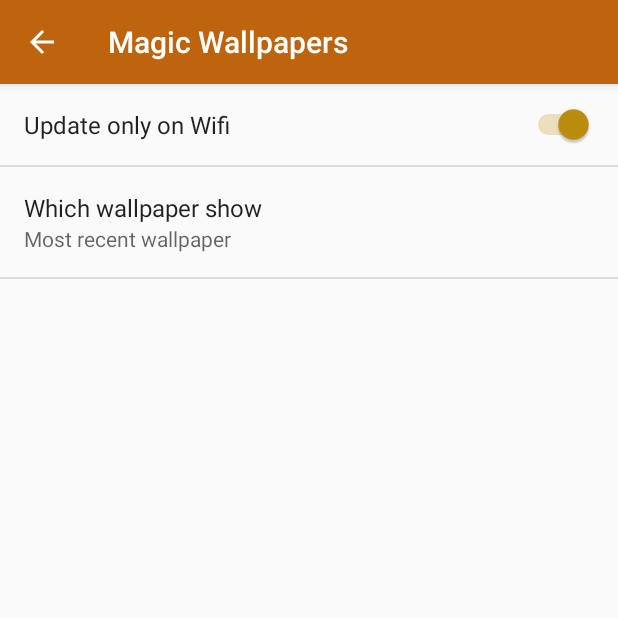
After one commit to xisberto/magicmuzei, an Android app: the SettingsActivity screen opened directly, with no data from a screen before it, on a phone screen of 412 x 824 dp, the top half of it. The commit adds this screen. Run offline under Robolectric (Android 15) with nearby library versions, the phone set to English and light mode, and no system bars; libraries missing offline, so code that uses them is left out: com.octo.android.

Commit message:
Using an Activity to save app's settings

```diff
--- /dev/null
+++ b/app/src/main/java/net/xisberto/magicwallpapers/ui/SettingsActivity.java
@@ -0,0 +1,146 @@
+package net.xisberto.magicwallpapers.ui;
+
+import android.content.res.Configuration;
+import android.os.Bundle;
+import android.preference.PreferenceActivity;
+import android.preference.PreferenceFragment;
+import android.support.annotation.NonNull;
+import android.support.annotation.Nullable;
+import android.support.v7.app.ActionBar;
+import android.support.v7.app.AppCompatActivity;
+import android.support.v7.app.AppCompatDelegate;
+import android.support.v7.widget.GridLayoutManager;
+import android.support.v7.widget.RecyclerView;
+import android.support.v7.widget.Toolbar;
+import android.util.Log;
+import android.view.Menu;
+import android.view.MenuInflater;
+import android.view.MenuItem;
+import android.view.View;
+import android.view.ViewGroup;
+
+import com.octo.android.robospice.JacksonGoogleHttpClientSpiceService;
+import com.octo.android.robospice.SpiceManager;
+import com.octo.android.robospice.persistence.exception.SpiceException;
+import com.octo.android.robospice.request.listener.RequestListener;
+
+import net.xisberto.magicwallpapers.R;
+import net.xisberto.magicwallpapers.model.ArtworkList;
+import net.xisberto.magicwallpapers.network.WallpaperListRequest;
+import net.xisberto.magicwallpapers.ui.WallpaperListAdapter;
+
+public class SettingsActivity extends PreferenceActivity {
+
+    private SettingsFragment settingsFragment;
+    private AppCompatDelegate mDelegate;
+
+    public AppCompatDelegate getDelegate() {
+        if (mDelegate == null) {
+            mDelegate = AppCompatDelegate.create(this, null);
+        }
+        return mDelegate;
+    }
+
+    @Override
+    protected void onCreate(Bundle savedInstanceState) {
+        getDelegate().installViewFactory();
+        getDelegate().onCreate(savedInstanceState);
+        super.onCreate(savedInstanceState);
+
+        if (savedInstanceState != null) {
+            settingsFragment = (SettingsFragment)
+                    getFragmentManager().findFragmentById(android.R.id.content);
+        } else {
+            settingsFragment = new SettingsFragment();
+            getFragmentManager().beginTransaction()
+                    .add(android.R.id.content, settingsFragment)
+                    .commit();
+        }
+
+        getDelegate().getSupportActionBar().setDisplayHomeAsUpEnabled(true);
+    }
+
+    @Override
+    public boolean onOptionsItemSelected(MenuItem item) {
+        if (item.getItemId() == android.R.id.home) {
+            finish();
+            return true;
+        }
+        return super.onOptionsItemSelected(item);
+    }
+    @Override
+    protected void onPostCreate(Bundle savedInstanceState) {
+        super.onPostCreate(savedInstanceState);
+        getDelegate().onPostCreate(savedInstanceState);
+    }
+
+    @Override
+    public void setContentView(int layoutResID) {
+        getDelegate().setContentView(layoutResID);
+    }
+
+    @Override
+    public void setContentView(View view) {
+        getDelegate().setContentView(view);
+    }
+
+    @Override
+    public void setContentView(View view, ViewGroup.LayoutParams params) {
+        getDelegate().setContentView(view, params);
+    }
+
+    @Override
+    protected void onTitleChanged(CharSequence title, int color) {
+        super.onTitleChanged(title, color);
+        getDelegate().setTitle(title);
+    }
+
+    @Override
+    public void onConfigurationChanged(Configuration newConfig) {
+        super.onConfigurationChanged(newConfig);
+        getDelegate().onConfigurationChanged(newConfig);
+    }
+
+    @Override
+    protected void onPostResume() {
+        super.onPostResume();
+        getDelegate().onPostResume();
+    }
+
+    @Override
+    protected void onStop() {
+        super.onStop();
+        getDelegate().onStop();
+    }
+
+    @Override
+    public void invalidateOptionsMenu() {
+        getDelegate().invalidateOptionsMenu();
+    }
+
+    @Override
+    protected void onDestroy() {
+        super.onDestroy();
+        getDelegate().onDestroy();
+    }
+
+    @Override
+    public void addContentView(View view, ViewGroup.LayoutParams params) {
+        getDelegate().addContentView(view, params);
+    }
+
+    @NonNull
+    @Override
+    public MenuInflater getMenuInflater() {
+        return getDelegate().getMenuInflater();
+    }
+
+    public static class SettingsFragment extends PreferenceFragment {
+        @Override
+        public void onCreate(Bundle savedInstanceState) {
+            super.onCreate(savedInstanceState);
+            setRetainInstance(true);
+            addPreferencesFromResource(R.xml.preferences);
+        }
+    }
+}
--- a/app/src/main/res/menu/menu_main.xml
+++ /dev/null
@@ -1,6 +0,0 @@
-<menu xmlns:android="http://schemas.android.com/apk/res/android"
-    xmlns:app="http://schemas.android.com/apk/res-auto"
-    xmlns:tools="http://schemas.android.com/tools" tools:context=".MainActivity">
-    <item android:id="@+id/action_settings" android:title="@string/action_settings"
-        android:orderInCategory="100" app:showAsAction="never" />
-</menu>
--- a/app/src/main/res/values/strings.xml
+++ b/app/src/main/res/values/strings.xml
@@ -2,6 +2,18 @@
     <string name="app_name">Magic Wallpapers</string>
     <string name="description">Weekly wallpapers from magic.wizards.com</string>
 
-    <string name="hello_world">Hello world!</string>
-    <string name="action_settings">Settings</string>
+    <string name="key_wifi_only">key_wifi_only</string>
+    <string name="title_wifi_only">Update only on Wifi</string>
+    <string name="key_which_show">key_which_show</string>
+    <string name="title_which_show">Which wallpaper show</string>
+
+    <string-array name="entries_which_show">
+        <item>Most recent wallpaper</item>
+        <item>Random from recent wallpapers</item>
+    </string-array>
+
+    <string-array name="entryvalues_which_show">
+        <item>most_recent</item>
+        <item>random</item>
+    </string-array>
 </resources>
--- /dev/null
+++ b/app/src/main/res/xml/preferences.xml
@@ -0,0 +1,14 @@
+<?xml version="1.0" encoding="utf-8"?>
+<PreferenceScreen xmlns:android="http://schemas.android.com/apk/res/android">
+    <SwitchPreference
+        android:defaultValue="true"
+        android:key="@string/key_wifi_only"
+        android:title="@string/title_wifi_only" />
+
+    <net.xisberto.magicwallpapers.ui.MenuPreference
+        android:defaultValue="most_recent"
+        android:entries="@array/entries_which_show"
+        android:entryValues="@array/entryvalues_which_show"
+        android:key="@string/key_which_show"
+        android:title="@string/title_which_show" />
+</PreferenceScreen>
```
Also changed, not shown: app/src/main/AndroidManifest.xml (+5 -7 lines), app/src/main/java/net/xisberto/magicwallpapers/MainActivity.java (deleted, +0 -83 lines), app/src/main/java/net/xisberto/magicwallpapers/ui/MenuPreference.java (added, +60 -0 lines).
